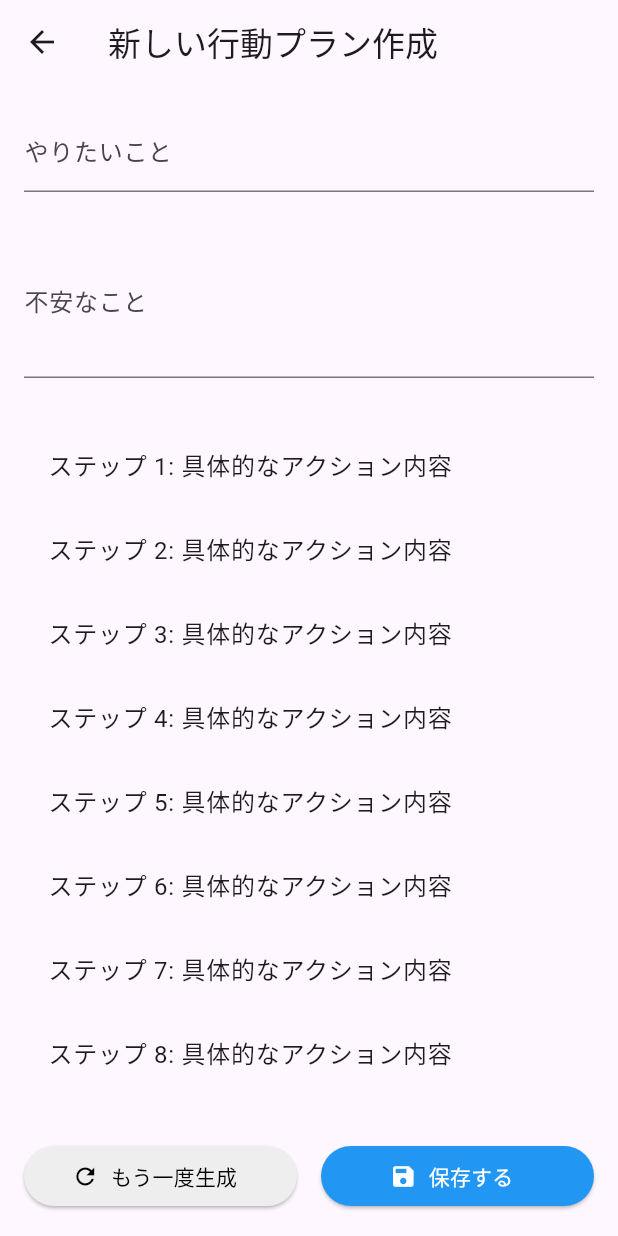
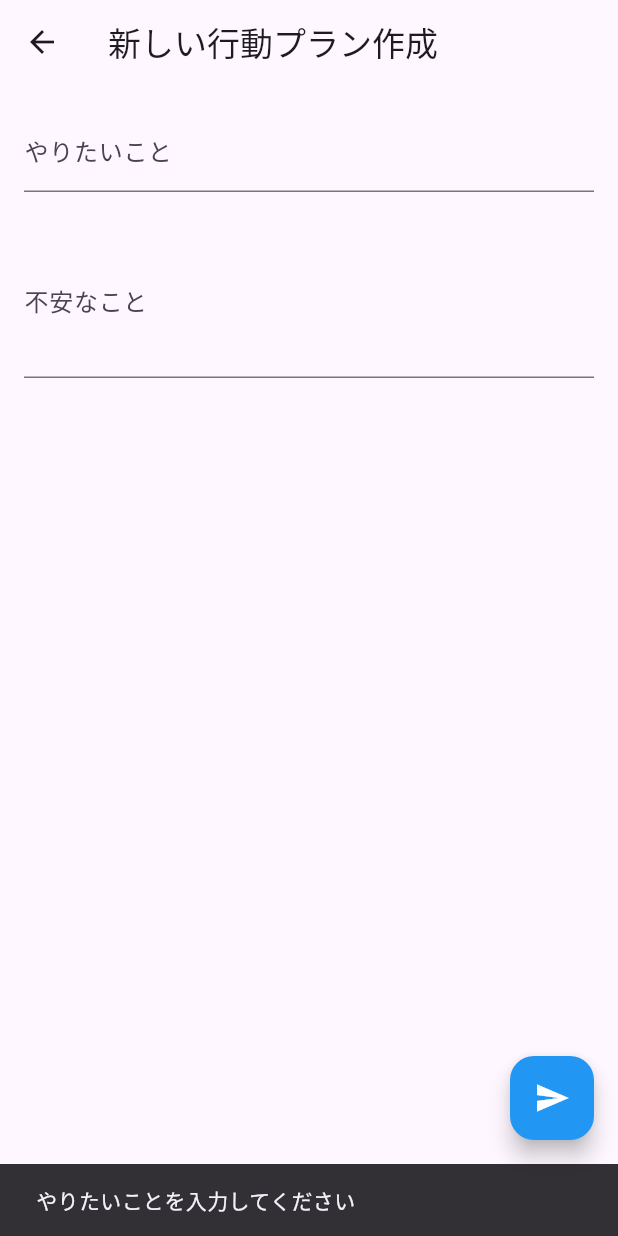
Before and after one commit to 1noseA/anshin_step, a Flutter app: the ChatScreen screen opened directly, after a tap on the "send" icon, on a phone screen of 412 x 824 dp. Run offline on Flutter 3.47's test engine with Material 3 defaults, Android fonts, the phone set to English and light mode, and no system bars; our stand-ins replace cloud_firestore, firebase_auth, firebase_core, flutter_riverpod, freezed_annotation, google_sign_in; accounts and stored records are empty.

Commit message:
チャット画面の入力チェック追加、保存できること確認（原因はfirestoreのデータベース作成漏れ）

```diff
--- a/lib/main.dart
+++ b/lib/main.dart
@@ -1,4 +1,3 @@
-import 'dart:io';
 import 'package:anshin_step/ui/profile/profile_screen.dart';
 import 'package:firebase_auth/firebase_auth.dart';
 import 'package:firebase_core/firebase_core.dart';
--- a/lib/ui/chat/chat_screen.dart
+++ b/lib/ui/chat/chat_screen.dart
@@ -20,6 +20,23 @@ class _ChatScreenState extends State<ChatScreen> {
   List<BabyStep> _steps = [];
 
   void _generateSteps() {
+    final goal = _goalController.text.trim();
+    final anxiety = _concernController.text.trim();
+
+    if (goal.isEmpty) {
+      ScaffoldMessenger.of(context).showSnackBar(
+        const SnackBar(content: Text('やりたいことを入力してください')),
+      );
+      return;
+    }
+
+    if (anxiety.isEmpty) {
+      ScaffoldMessenger.of(context).showSnackBar(
+        const SnackBar(content: Text('不安なことを入力してください')),
+      );
+      return;
+    }
+
     setState(() {
       _steps.clear();
       _steps = List.generate(
@@ -44,10 +61,34 @@ class _ChatScreenState extends State<ChatScreen> {
 
   void _saveSteps() async {
     try {
+      if (_steps.isEmpty) {
+        ScaffoldMessenger.of(context).showSnackBar(
+          const SnackBar(content: Text('ステップが生成されていません')),
+        );
+        return;
+      }
+
+      final goal = _goalController.text.trim();
+      final anxiety = _concernController.text.trim();
+
+      if (goal.isEmpty) {
+        ScaffoldMessenger.of(context).showSnackBar(
+          const SnackBar(content: Text('やりたいことを入力してください')),
+        );
+        return;
+      }
+
+      if (anxiety.isEmpty) {
+        ScaffoldMessenger.of(context).showSnackBar(
+          const SnackBar(content: Text('不安なことを入力してください')),
+        );
+        return;
+      }
+
       final newGoal = Goal(
         id: _uuid.v4(),
-        goal: _goalController.text,
-        anxiety: _concernController.text,
+        goal: goal,
+        anxiety: anxiety,
         babySteps: _steps,
         createdBy: FirebaseAuth.instance.currentUser?.uid ?? 'unknown_user',
         createdAt: DateTime.now(),
@@ -61,6 +102,9 @@ class _ChatScreenState extends State<ChatScreen> {
           .set(newGoal.toJson());
 
       if (mounted) {
+        ScaffoldMessenger.of(context).showSnackBar(
+          const SnackBar(content: Text('保存が完了しました')),
+        );
         Navigator.pop(context);
       }
     } catch (e, stackTrace) {
```
